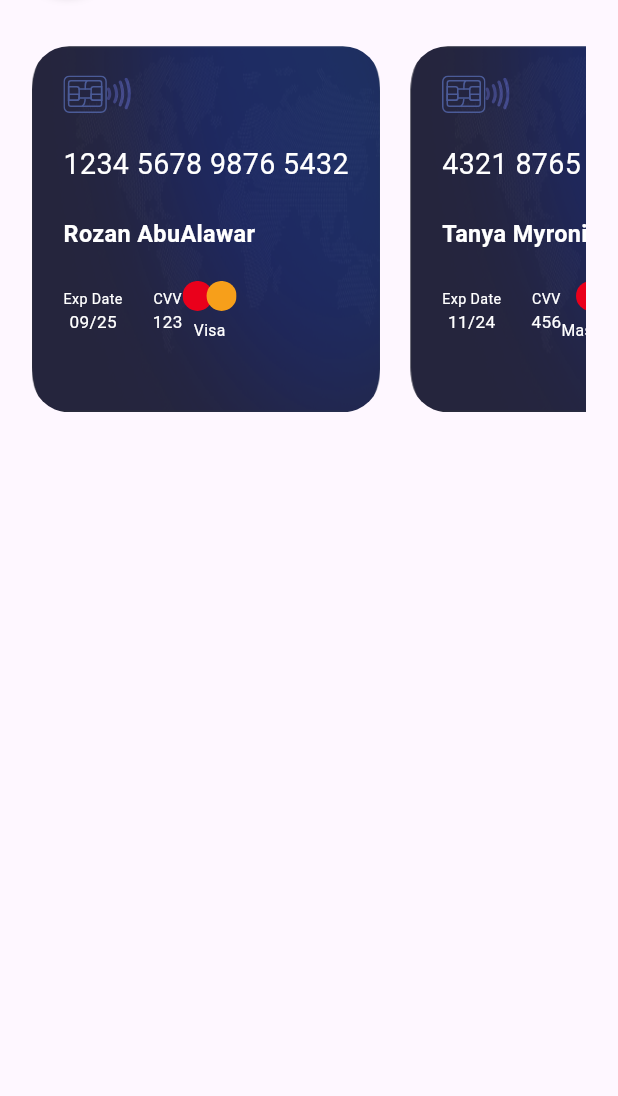
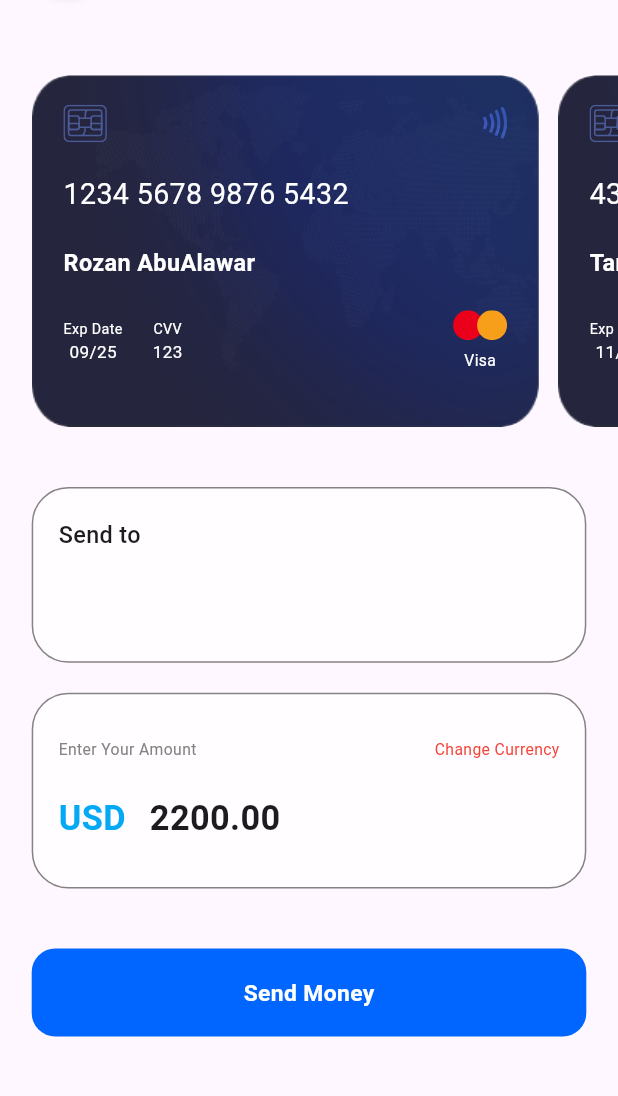
Before and after one commit to rozan-alawar/BankPick, a Flutter app: the SendMoneyScreen screen opened by its route, on a phone screen of 412 x 824 dp, the part 139-1235 px from its top. Run offline on Flutter 3.47's test engine with Material 3 defaults, Android fonts, the phone set to English and light mode, and no system bars; our stand-ins replace dio, easy_localization, fl_chart, flutter_screenutil, flutter_spinkit, flutter_svg and 2 more; accounts and stored records are empty; Roboto replaces fonts that are missing (Nunito).

Commit message:
Update Send Money Screen

```diff
--- a/lib/presentation/card/send_money_screen.dart
+++ b/lib/presentation/card/send_money_screen.dart
@@ -28,12 +28,12 @@ class SendMoneyScreen extends StatelessWidget {
   Widget build(BuildContext context) {
     final homeProvider = Provider.of<HomeProvider>(context);
     return Scaffold(
-      body: Padding(
-        padding: EdgeInsets.symmetric(horizontal: 20.w,vertical: 20.h),
-        child: Column(
+      body: Column(
         children: [
           20.height,
-            Row(
+          Padding(
+            padding: EdgeInsets.symmetric(horizontal: 20.w, vertical: 20.h),
+            child: Row(
               children: [
                 GestureDetector(
                   onTap: () => sl<NavigationService>().pop(),
@@ -54,27 +54,125 @@ class SendMoneyScreen extends StatelessWidget {
                 ),
               ],
             ),
+          ),
           40.height,
-            SizedBox(
-              height: 250.h,
-              width: double.infinity,
-              child: ListView.separated(
+          SingleChildScrollView(
             scrollDirection: Axis.horizontal,
-                  // physics: BouncingScrollPhysics(),
-                  shrinkWrap: true,
-                  itemBuilder: (context, index) => BuildCardSection(
+            child: Row(
+              children: List<Widget>.generate(homeProvider.user!.cards.length,
+                  (index) {
+                return Padding(
+                  padding: EdgeInsetsDirectional.only(
+                      start: index == 0 ? 20.w : 6.w,
+                      end: index == homeProvider.user!.cards.length - 1
+                          ? 20.w
+                          : 6.w),
+                  child: Container(
+                    height: 240.h,
+                    width: 320.w,
+                    decoration: BoxDecoration(
+                      borderRadius: BorderRadius.circular(25),
+                    ),
+                    child: BuildCardSection(
                       cardNumber: homeProvider.user!.cards[index].cardNumber,
-                        cardHolderName: homeProvider.user!.cards[index].cardHolder,
+                      cardHolderName:
+                          homeProvider.user!.cards[index].cardHolder,
                       expiryDate: homeProvider.user!.cards[index].expiryDate,
                       cvv: homeProvider.user!.cards[index].cvv,
                       cardType: homeProvider.user!.cards[index].cardType,
                     ),
-                  separatorBuilder: (context, index) => 20.width,
-                  itemCount: homeProvider.user!.cards.length),
+                  ),
+                );
+              }),
+            ),
+          ),
+          40.height,
+          Container(
+            height: 120.h,
+            width: double.infinity,
+            margin: EdgeInsets.symmetric(horizontal: 20.w),
+            padding: EdgeInsets.symmetric(horizontal: 16.w, vertical: 20.h),
+            decoration: BoxDecoration(
+              borderRadius: BorderRadius.circular(25.r),
+              border: Border.all(
+                color: ColorManager.secondaryText,
+              ),
+              color: Colors.white.withOpacity(0.8),
+            ),
+            child: Column(
+              crossAxisAlignment: CrossAxisAlignment.start,
+              children: [
+                PrimaryText(
+                  'Send to',
+                  fontWeight: FontWeight.w500,
                 ),
               ],
             ),
           ),
+          20.height,
+          Container(
+            margin: EdgeInsets.symmetric(horizontal: 20.w),
+            padding: EdgeInsets.symmetric(horizontal: 16.w, vertical: 30.h),
+            decoration: BoxDecoration(
+              borderRadius: BorderRadius.circular(25.r),
+              border: Border.all(
+                color: ColorManager.secondaryText,
+              ),
+              color: Colors.white.withOpacity(0.8),
+            ),
+            child: Column(
+              children: [
+                Row(
+                  children: [
+                    PrimaryText(
+                      'Enter Your Amount',
+                      color: ColorManager.secondaryText,
+                      fontSize: 11.sp,
+                    ),
+                    Spacer(),
+                    PrimaryText(
+                      'Change Currency',
+                      color: Colors.red,
+                      fontSize: 11.sp,
+                    ),
+                  ],
+                ),
+                20.height,
+                Row(
+                  children: [
+                    PrimaryText(
+                      'USD',
+                      color: Colors.lightBlue,
+                      fontSize: 24.sp,
+                      fontWeight: FontWeight.w700,
+                    ),
+                    16.width,
+                    PrimaryText(
+                      '2200.00',
+                      fontSize: 24.sp,
+                      fontWeight: FontWeight.w700,
+                    ),
+                  ],
+                ),
+              ],
+            ),
+          ),
+          40.height,
+          Padding(
+            padding: EdgeInsets.symmetric(horizontal: 20.w),
+            child: PrimaryButton(
+              color: ColorManager.primary,
+              onPressed: () => sl<NavigationService>().pop(),
+              child: PrimaryText(
+                'Send Money',
+                fontWeight: FontWeight.w600,
+                fontSize: 16.sp,
+                color: Colors.white,
+              ),
+            ),
+          ),
+        ],
+      ),
     );
   }
 }
```
Lines whose indentation alone changed are shown as unchanged.
